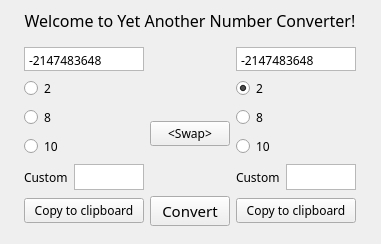
k3rnel1x/qt_op_labs_bmstu, file laba1/mainwindow.ui: the form before one commit.
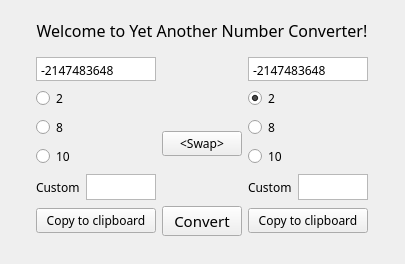
The form after the commit.

```diff
--- a/laba1/mainwindow.ui
+++ b/laba1/mainwindow.ui
@@ -6,8 +6,8 @@
    <rect>
     <x>0</x>
     <y>0</y>
-    <width>381</width>
-    <height>234</height>
+    <width>405</width>
+    <height>264</height>
    </rect>
   </property>
   <property name="minimumSize">
```
Left out of the diff: 12 changed lines with no effect on the pictures.
